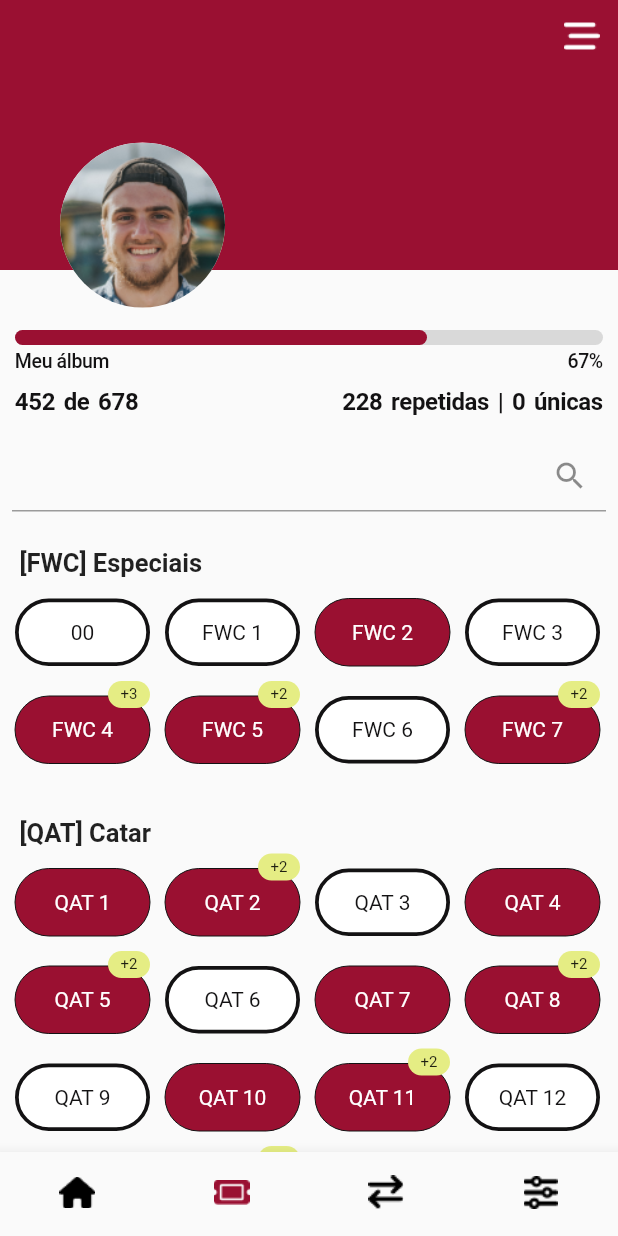
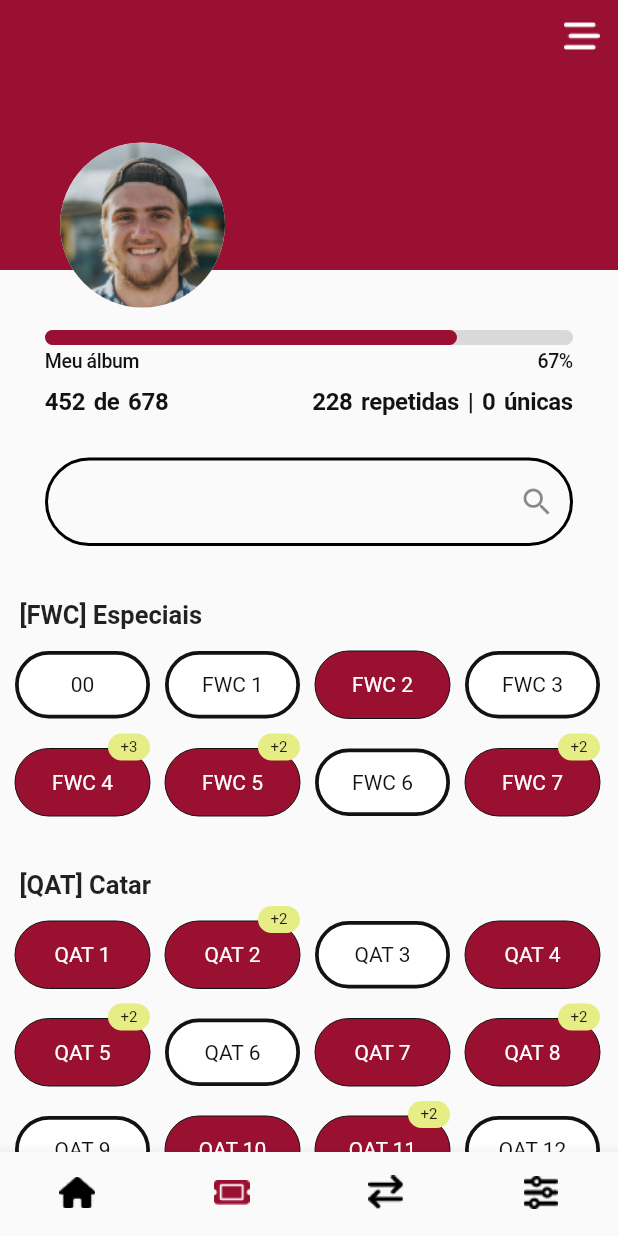
Before and after one commit to nataly-enne/sticker-swap, a Flutter app: the screen it shows after launch, item 2 of the bottom bar chosen, on a phone screen of 412 x 824 dp. Run offline on Flutter 3.47's test engine with Material 2 defaults, Android fonts, the light colour scheme and no system bars; our stand-ins replace dio, flutter_dotenv, flutter_modular, rxdart.

Commit message:
feat: adjust search bar design

```diff
--- a/client/lib/src/modules/sticker/presenter/widgets/search_sticker.dart
+++ b/client/lib/src/modules/sticker/presenter/widgets/search_sticker.dart
@@ -12,13 +12,21 @@ class SearchSticker extends StatelessWidget {
   @override
   Widget build(BuildContext context) {
     return Padding(
-      padding: const EdgeInsets.all(8.0),
+      padding: const EdgeInsets.only(top: 20, left: 30, bottom: 20, right: 30),
       child: TextField(
         controller: controller,
         decoration: InputDecoration(
+          enabledBorder: OutlineInputBorder(
+            borderRadius: BorderRadius.circular(40),
+            borderSide: const BorderSide(
+              color: Colors.black,
+              width: 2,
+            ),
+          ),
+          border: const OutlineInputBorder(borderRadius: BorderRadius.all(Radius.circular(40))),
           suffixIcon: IconButton(
               onPressed: onSearch,
-              icon: Icon(Icons.search)
+              icon: const Icon(Icons.search)
           )
         ),
       ),
--- a/client/lib/src/modules/sticker/presenter/widgets/sticker_album_progress.dart
+++ b/client/lib/src/modules/sticker/presenter/widgets/sticker_album_progress.dart
@@ -36,7 +36,7 @@ class StickerAlbumProgress extends StatelessWidget {
   @override
   Widget build(BuildContext context) {
     return Padding(
-      padding: const EdgeInsets.fromLTRB(10, 15, 10, 8),
+      padding: const EdgeInsets.fromLTRB(30, 15, 30, 8),
       child: Column(
         crossAxisAlignment: CrossAxisAlignment.stretch,
         children: [
```
Also changed, not shown: client/lib/src/modules/chat/presenter/widgets/search_chat.dart (+10 -2 lines).
